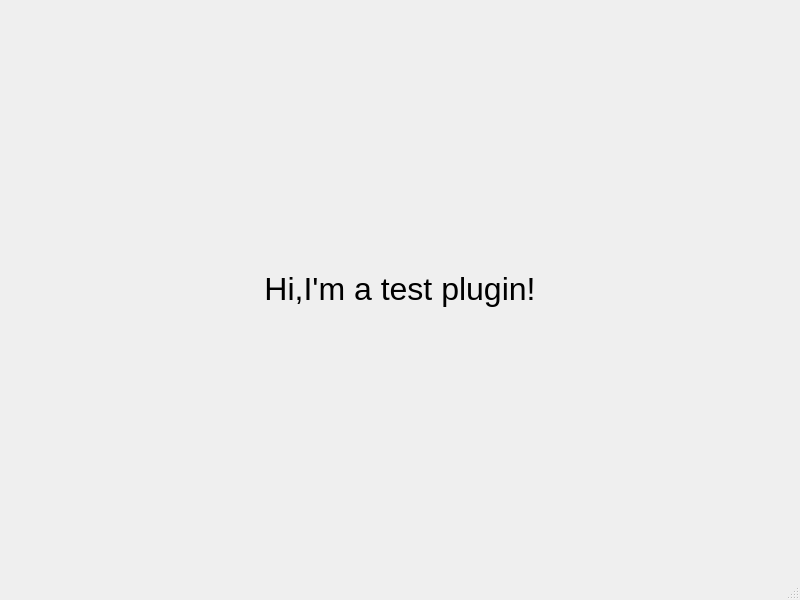
Old version of the form plugins/plugin_test/test-plugin.ui in the repository NeutrinoToolkit/Neutrino.
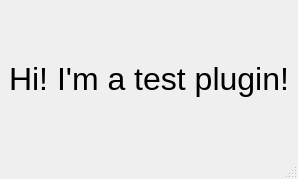
New version of the form.

Commit message: osx plugin working

The edit to the form file:
```diff
--- a/plugins/plugin_test/test-plugin.ui
+++ b/plugins/plugin_test/test-plugin.ui
@@ -6,8 +6,8 @@
    <rect>
     <x>0</x>
     <y>0</y>
-    <width>800</width>
-    <height>600</height>
+    <width>261</width>
+    <height>179</height>
    </rect>
   </property>
   <property name="windowTitle">
@@ -23,7 +23,7 @@
        </font>
       </property>
       <property name="text">
-       <string>Hi,I'm a test plugin!</string>
+       <string>Hi! I'm a test plugin!</string>
       </property>
       <property name="alignment">
        <set>Qt::AlignCenter</set>
```
The commit also changes 4 other files.
